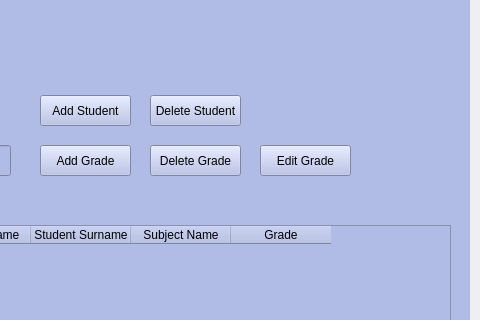
Before: the Qt Designer form ui/LessonPage.ui in fbucak/school-management-system, drawn with Qt 5; both pictures show x 320 to 800 and y 85 to 405 of the 800 by 600 pixel window.
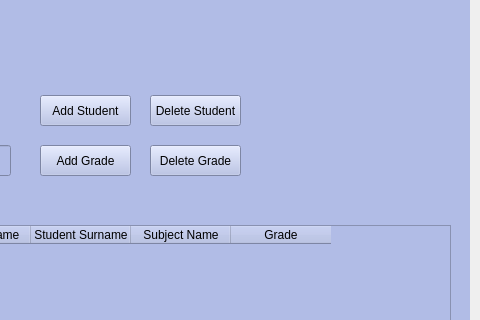
After: the same form once the commit is applied.

The edit to the form file:
```diff
--- a/ui/LessonPage.ui
+++ b/ui/LessonPage.ui
@@ -342,19 +342,6 @@
        <string>Student No</string>
       </property>
      </widget>
-     <widget class="QPushButton" name="lDeleteButton_2">
-      <property name="geometry">
-       <rect>
-        <x>590</x>
-        <y>230</y>
-        <width>91</width>
-        <height>31</height>
-       </rect>
-      </property>
-      <property name="text">
-       <string>Edit Grade</string>
-      </property>
-     </widget>
      <widget class="QLineEdit" name="gStudentId">
       <property name="geometry">
        <rect>
```
Left out of the diff: 3 changed lines with no effect on the pictures.
